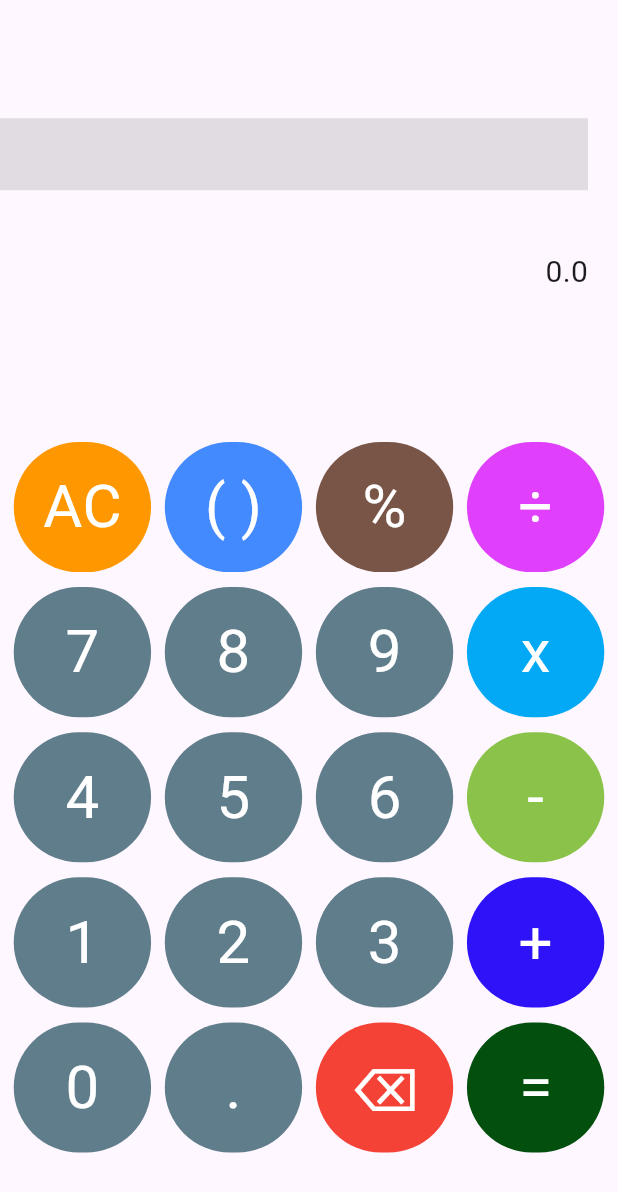
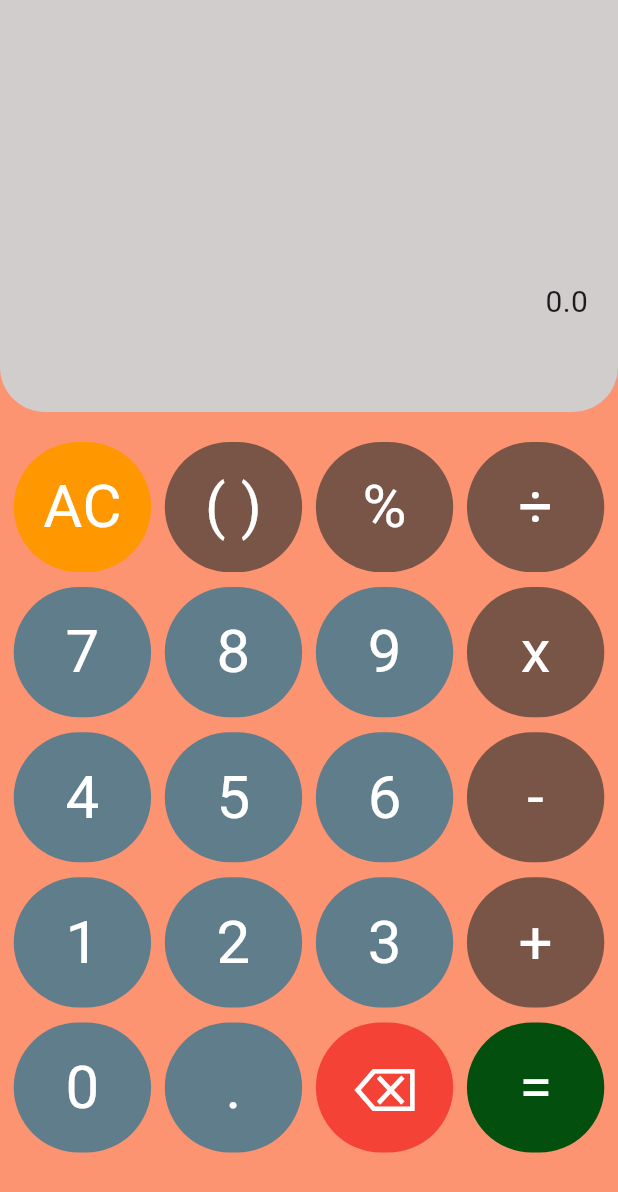
Before and after one commit to maqib9161/Aqib-Calculator, a Flutter app: the screen it shows after launch, after a tap on "AC", on a phone screen of 412 x 824 dp. Shown: the top 1192 px of the screen. Run offline on Flutter 3.47's test engine with Material 3 defaults, Android fonts, the phone set to English and light mode, and no system bars; our stand-ins replace get, math_expressions.

Commit message:
Color update

```diff
--- /dev/null
+++ b/lib/CalController.dart
@@ -0,0 +1,65 @@
+import 'package:flutter/material.dart';
+import 'package:get/get.dart';
+import 'package:math_expressions/math_expressions.dart';
+
+class calController extends GetxController{
+  RxString result ='0.0'.obs;
+  final inputController = ''.obs;
+
+      InkWell mybutton(BuildContext context, size,Color color,String value) {
+    return InkWell(
+      onTap: (){
+        buttonPressed(value);
+
+      },
+
+      child: Container(
+                width: size.width/4.5,
+                height: size.height/9.5,
+                child: Center(child: Text(value,style: TextStyle(fontSize: 40,color: Colors.white),)),
+                decoration: BoxDecoration(
+                  color: color,
+                  borderRadius: BorderRadius.circular(50),
+                ),
+
+              ),
+    );
+  }
+
+  void buttonPressed(String value) {
+    print(value);
+
+      if (value == 'AC') {
+        result.value = '0.0';
+        inputController.value = '';
+      } else if (value == '=') {
+        result.value = calculateResult(inputController.value);
+      } else if(value=='⌫'){
+        if (inputController.value.isNotEmpty) {
+        inputController.value = inputController.value.substring(0, inputController.value.length - 1);
+      }
+
+      }
+
+      else {
+        inputController.value += value;
+      }
+
+
+  }
+
+  String calculateResult(String userInput) {
+    try {
+      final expression = userInput.replaceAll('x', '*').replaceAll('÷', '/');
+      Parser p = Parser();
+      Expression exp = p.parse(expression);
+      ContextModel cm = ContextModel();
+      double eval = exp.evaluate(EvaluationType.REAL, cm);
+
+      return eval.toString();
+    } catch (e) {
+      return 'error';
+    }
+  }
+
+}
--- a/lib/main.dart
+++ b/lib/main.dart
@@ -1,5 +1,7 @@
+import 'package:calculator/CalController.dart';
 import 'package:flutter/material.dart';
-import 'package:math_expressions/math_expressions.dart';
+import 'package:get/get.dart';
+
 
 void main() {
   runApp(MyApp());
@@ -26,13 +28,22 @@ class CalculatorScreen extends StatefulWidget {
 class _CalculatorScreenState extends State<CalculatorScreen> {
 
 
-  String result = '0.0';
+
+  var fnController = Get.put(calController());
+
 var inputController=TextEditingController();
   @override
   Widget build(BuildContext context) {
     var size = MediaQuery.of(context).size;
     return Scaffold(
-      body: Column(
+      body: Obx(() {
+          return Container(
+            width: size.width,
+            height: size.height,
+            decoration: BoxDecoration(
+              color: const Color.fromARGB(255, 252, 147, 113)
+            ),
+            child: Column(
               children: [
                 Container(
                   width: size.width,
@@ -44,20 +55,22 @@ var inputController=TextEditingController();
                       crossAxisAlignment: CrossAxisAlignment.end,
                       children: [
                         TextFormField(
-                   decoration: InputDecoration(fillColor: Colors.grey.withOpacity(0.3),border: InputBorder.none,filled: true),
+                          maxLines: 3,
+                             decoration: InputDecoration(fillColor: Color.fromARGB(255, 209, 205, 205).withOpacity(0.3),border: InputBorder.none,filled: true),
 
-                    controller: inputController,
+                              controller: TextEditingController(text: fnController.inputController.value),
                               keyboardType: TextInputType.none,
 
                             ),
+
                         // Text(input,style: TextStyle(fontSize: 35),),
                         SizedBox(height: 40,),
-                  Text(result,style: TextStyle(fontSize: 20),),
+                        Text(fnController.result.value,style: TextStyle(fontSize: 20),),
                       ],
                     ),
                   ),
                   decoration: BoxDecoration(
-              // color: Colors.greenAccent,
+                    color: const Color.fromARGB(255, 209, 205, 205),
                     borderRadius:BorderRadius.only(bottomLeft:Radius.circular(30),bottomRight: Radius.circular(30))
 
                   ),
@@ -66,10 +79,10 @@ var inputController=TextEditingController();
                 Row(
                   mainAxisAlignment: MainAxisAlignment.spaceEvenly,
                   children: [
-              mybutton(context,size, Colors.orange, 'AC'),
-              mybutton(context,size, Colors.blueAccent,'( )'),
-              mybutton(context,size, Colors.brown,'%'),
-              mybutton(context,size, Colors.purpleAccent,'÷'),
+                    fnController. mybutton(context,size, Colors.orange, 'AC'),
+                    fnController. mybutton(context,size, Colors.brown,'( )'),
+                    fnController. mybutton(context,size, Colors.brown,'%'),
+                    fnController. mybutton(context,size, Colors.brown,'÷'),
                   ],
                 ),
                 SizedBox(height: 10,),
@@ -77,10 +90,10 @@ var inputController=TextEditingController();
                 Row(
                   mainAxisAlignment: MainAxisAlignment.spaceEvenly,
                   children: [
-              mybutton(context,size, Colors.blueGrey,'7'),
-              mybutton(context,size, Colors.blueGrey,'8'),
-              mybutton(context,size, Colors.blueGrey,'9'),
-              mybutton(context,size, Colors.lightBlue,'x'),
+                    fnController. mybutton(context,size, Colors.blueGrey,'7'),
+                   fnController.  mybutton(context,size, Colors.blueGrey,'8'),
+                    fnController. mybutton(context,size, Colors.blueGrey,'9'),
+                    fnController. mybutton(context,size, Colors.brown,'x'),
                   ],
                    ),
                 SizedBox(height: 10,),
@@ -88,10 +101,10 @@ var inputController=TextEditingController();
                 Row(
                   mainAxisAlignment: MainAxisAlignment.spaceEvenly,
                   children: [
-              mybutton(context,size, Colors.blueGrey,'4'),
-              mybutton(context,size, Colors.blueGrey,'5'),
-              mybutton(context,size, Colors.blueGrey,'6'),
-              mybutton(context,size, Colors.lightGreen,'-'),
+                    fnController. mybutton(context,size, Colors.blueGrey,'4'),
+                   fnController.  mybutton(context,size, Colors.blueGrey,'5'),
+                    fnController. mybutton(context,size, Colors.blueGrey,'6'),
+                    fnController. mybutton(context,size, Colors.brown,'-'),
                   ],
                 ),
                 SizedBox(height: 10,),
@@ -99,10 +112,10 @@ var inputController=TextEditingController();
                 Row(
                   mainAxisAlignment: MainAxisAlignment.spaceEvenly,
                   children: [
-              mybutton(context,size, Colors.blueGrey,'1'),
-              mybutton(context,size, Colors.blueGrey,'2'),
-              mybutton(context,size, Colors.blueGrey,'3'),
-              mybutton(context,size, const Color.fromARGB(255, 46, 19, 248),'+'),
+                    fnController. mybutton(context,size, Colors.blueGrey,'1'),
+                    fnController. mybutton(context,size, Colors.blueGrey,'2'),
+                    fnController. mybutton(context,size, Colors.blueGrey,'3'),
+                    fnController. mybutton(context,size, Colors.brown,'+'),
                   ],
                 ),
                 SizedBox(height: 10,),
@@ -110,10 +123,10 @@ var inputController=TextEditingController();
                 Row(
                   mainAxisAlignment: MainAxisAlignment.spaceEvenly,
                   children: [
-              mybutton(context,size, Colors.blueGrey,'0'),
-              mybutton(context,size, Colors.blueGrey,'.'),
-              mybutton(context,size, Colors.red,'⌫'),
-              mybutton(context,size, const Color.fromARGB(255, 3, 79, 13), '='),
+                    fnController. mybutton(context,size, Colors.blueGrey,'0'),
+                    fnController. mybutton(context,size, Colors.blueGrey,'.'),
+                    fnController. mybutton(context,size, Colors.red,'⌫'),
+                    fnController. mybutton(context,size, const Color.fromARGB(255, 3, 79, 13), '='),
                   ],
                 ),
 
@@ -121,63 +134,7 @@ var inputController=TextEditingController();
             ),
           );
         }
-
-
-
-  InkWell mybutton(BuildContext context, size,Color color,String value) {
-    return InkWell(
-      onTap: (){
-        buttonPressed(value);
-
-      },
-
-      child: Container(
-                width: size.width/4.5,
-                height: size.height/9.5,
-                child: Center(child: Text(value,style: TextStyle(fontSize: 40,color: Colors.white),)),
-                decoration: BoxDecoration(
-                  color: color,
-                  borderRadius: BorderRadius.circular(50),
-                ),
-
       ),
     );
   }
-
-  void buttonPressed(String value) {
-    print(value);
-        setState(() {
-
-      if (value == 'AC') {
-        result = '0.0';
-        inputController.text = '';
-      } else if (value == '=') {
-        result = calculateResult(inputController.text);
-      } else if(value=='⌫'){
-        if (inputController.text.isNotEmpty) {
-        inputController.text = inputController.text.substring(0, inputController.text.length - 1);
 }
-
-      }
-
-      else {
-        inputController.text += value;
-      }
-    });
-
-  }
-
-  String calculateResult(String userInput) {
-    try {
-      final expression = userInput.replaceAll('x', '*').replaceAll('÷', '/');
-      Parser p = Parser();
-      Expression exp = p.parse(expression);
-      ContextModel cm = ContextModel();
-      double eval = exp.evaluate(EvaluationType.REAL, cm);
-
-      return eval.toString();
-    } catch (e) {
-      return 'error';
-    }
-  }
-}
--- a/pubspec.yaml
+++ b/pubspec.yaml
@@ -31,6 +31,7 @@ dependencies:
   flutter:
     sdk: flutter
   math_expressions: ^2.6.0
+  get: ^4.6.6
 
 
 
```
Also changed, not shown: pubspec.lock. Lines whose indentation alone changed are shown as unchanged.
